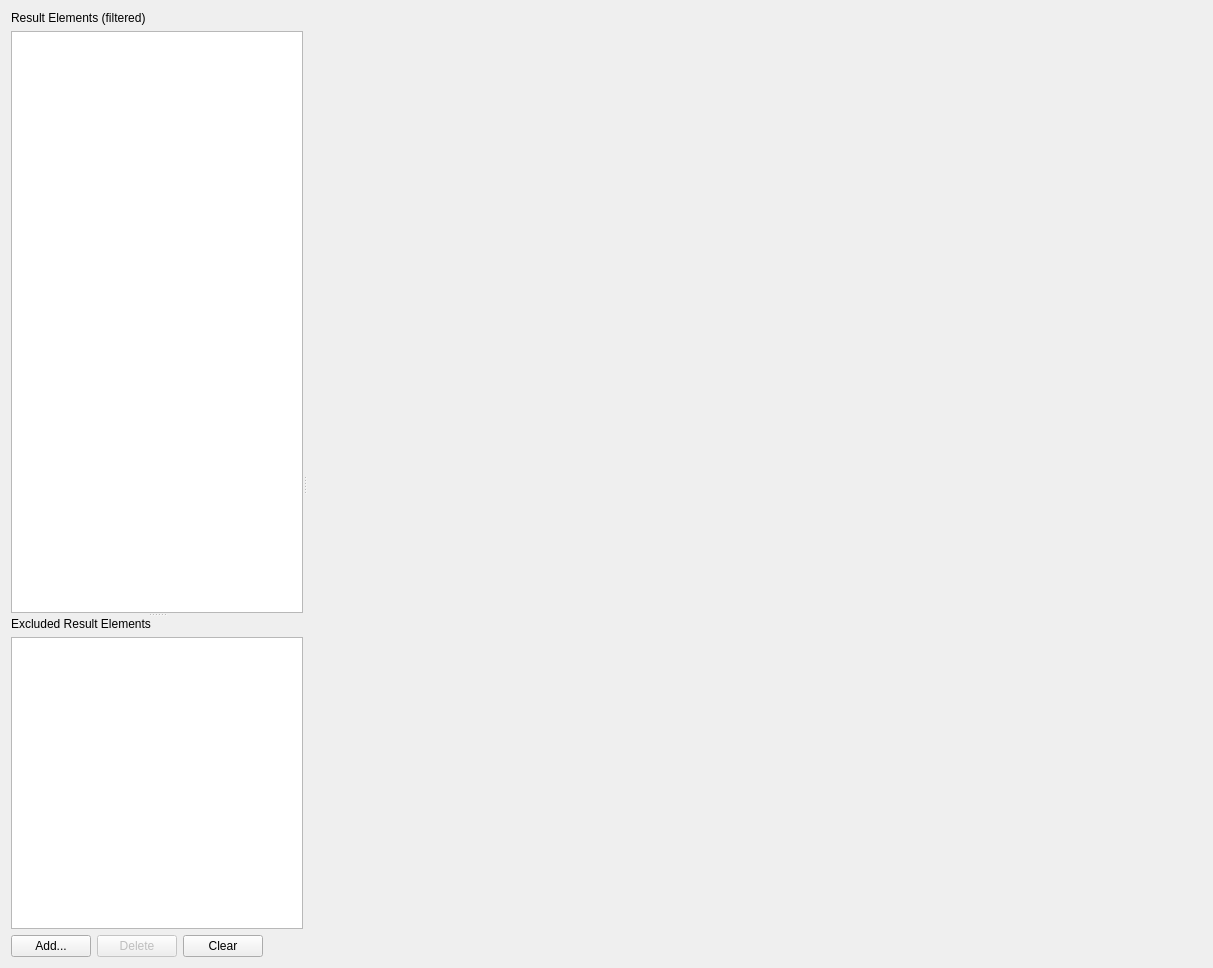
Old version of the form src/toolkit_gui/iqresultsetdisplayerwidget.ui in the repository hkroeger/insightcae.
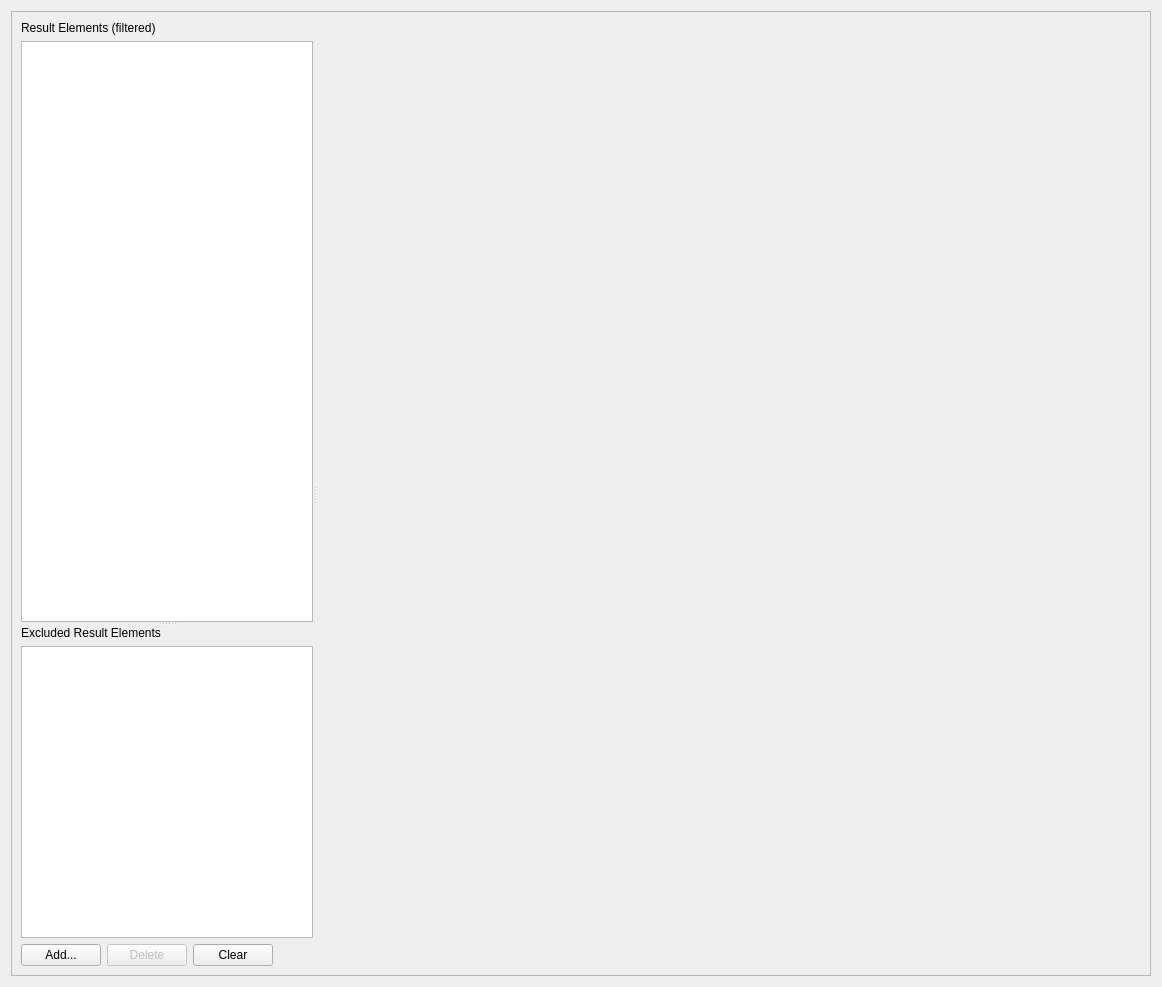
New version of the form.

The edit to the form file:
```diff
--- a/src/toolkit_gui/iqresultsetdisplayerwidget.ui
+++ b/src/toolkit_gui/iqresultsetdisplayerwidget.ui
@@ -6,13 +6,40 @@
    <rect>
     <x>0</x>
     <y>0</y>
-    <width>1213</width>
-    <height>968</height>
+    <width>1162</width>
+    <height>987</height>
    </rect>
   </property>
+  <property name="sizePolicy">
+   <sizepolicy hsizetype="Expanding" vsizetype="Expanding">
+    <horstretch>0</horstretch>
+    <verstretch>0</verstretch>
+   </sizepolicy>
+  </property>
   <property name="windowTitle">
    <string>Form</string>
   </property>
+  <layout class="QVBoxLayout" name="verticalLayout_5">
+   <item>
+    <widget class="QScrollArea" name="scrollArea">
+     <property name="widgetResizable">
+      <bool>true</bool>
+     </property>
+     <widget class="QWidget" name="scrollAreaWidgetContents">
+      <property name="geometry">
+       <rect>
+        <x>0</x>
+        <y>0</y>
+        <width>1138</width>
+        <height>963</height>
+       </rect>
+      </property>
+      <property name="sizePolicy">
+       <sizepolicy hsizetype="Expanding" vsizetype="Expanding">
+        <horstretch>0</horstretch>
+        <verstretch>0</verstretch>
+       </sizepolicy>
+      </property>
   <layout class="QVBoxLayout" name="verticalLayout_4">
    <item>
     <widget class="QSplitter" name="splitter_2">
@@ -149,7 +176,7 @@
      <widget class="QWidget" name="wiResultElementContent" native="true">
       <property name="sizePolicy">
        <sizepolicy hsizetype="Expanding" vsizetype="Expanding">
-        <horstretch>6</horstretch>
+            <horstretch>4</horstretch>
         <verstretch>0</verstretch>
        </sizepolicy>
       </property>
@@ -165,6 +192,10 @@
         <height>10</height>
        </size>
       </property>
+         </widget>
+        </widget>
+       </item>
+      </layout>
      </widget>
     </widget>
    </item>
```
Lines whose indentation alone changed are shown as unchanged.
